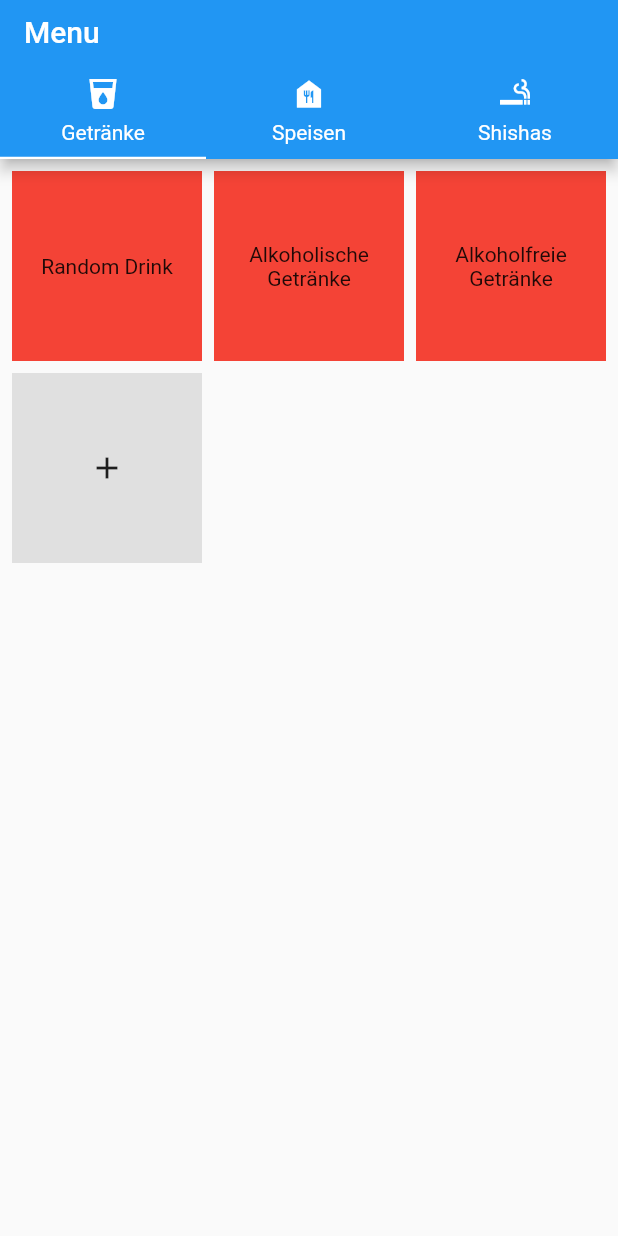
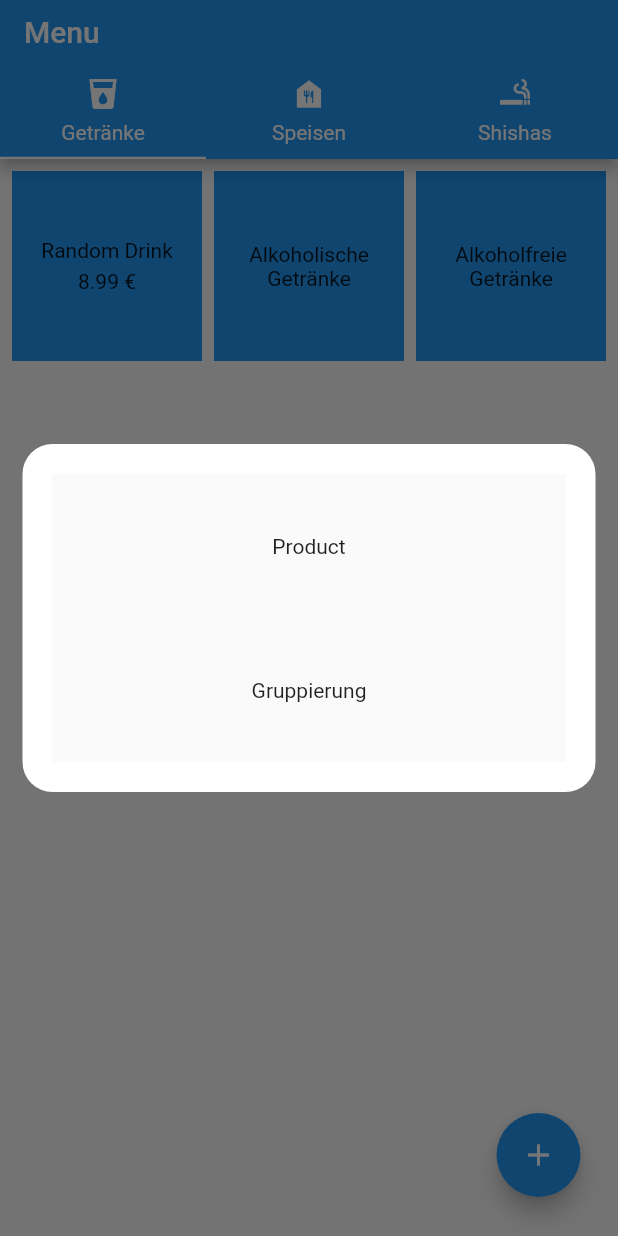
Before and after one commit to Tom-Waw/bestellbuch, a Flutter app: the screen it shows after launch, after a tap on the "add" icon, on a phone screen of 412 x 824 dp. Run offline on Flutter 3.47's test engine with Material 2 defaults, Android fonts, the phone set to English and light mode, and no system bars; our stand-ins replace get.

Commit message:
add: adding new product and catalogs

```diff
--- a/lib/src/catalog_feature/catalog.dart
+++ b/lib/src/catalog_feature/catalog.dart
@@ -1,11 +1,15 @@
 import 'package:flutter/material.dart';
 
 abstract class CatalogItem {
-  final int id;
+  static int count = 0;
+
+  late final int id;
   Catalog? _parent;
   final String name;
 
-  CatalogItem(this.id, this.name);
+  CatalogItem(this.name) {
+    id = count++;
+  }
 
   Catalog get parent => _parent!;
   void setParent(Catalog parent) {
@@ -14,10 +18,10 @@ abstract class CatalogItem {
 }
 
 class Catalog extends CatalogItem {
-  final IconData icon;
+  final IconData? icon;
   final List<CatalogItem> items;
 
-  Catalog(super.id, super.name, this.icon, this.items) {
+  Catalog(super.name, this.items, {this.icon}) {
     for (CatalogItem item in items) {
       item._parent = this;
     }
@@ -25,7 +29,7 @@ class Catalog extends CatalogItem {
 }
 
 class Product extends CatalogItem {
-  final double cost;
+  final double price;
 
-  Product(super.id, super.name, this.cost);
+  Product(super.name, this.price);
 }
--- a/lib/src/catalog_feature/catalog_page.dart
+++ b/lib/src/catalog_feature/catalog_page.dart
@@ -2,6 +2,7 @@ import 'package:flutter/material.dart';
 import 'package:get/get.dart';
 
 import 'catalog_controller.dart';
+import 'widgets/catalog_dialog.dart';
 import 'widgets/catalog_grid_view.dart';
 import 'widgets/catalog_tabbar.dart';
 
@@ -22,6 +23,24 @@ class CatalogPage extends StatelessWidget {
               ),
             ),
             body: const CatalogGridView(),
-          ));
+            floatingActionButtonLocation:
+                FloatingActionButtonLocation.centerFloat,
+            floatingActionButton: Padding(
+              padding: const EdgeInsets.symmetric(horizontal: 25, vertical: 10),
+              child: Row(
+                children: [
+                  if (!CatalogController.to.isRoot)
+                    FloatingActionButton(
+                      onPressed: () => CatalogController.to.back(),
+                      child: const Icon(Icons.arrow_back),
+                    ),
+                  const Spacer(),
+                  FloatingActionButton(
+                    onPressed: () => Get.dialog(const CatalogDialog()),
+                    child: const Icon(Icons.add),
+                  ),
+                ],
+              ),
+            )));
   }
 }
--- /dev/null
+++ b/lib/src/catalog_feature/widgets/catalog_dialog.dart
@@ -0,0 +1,69 @@
+import 'package:flutter/material.dart';
+
+import 'catalog_form.dart';
+import 'product_form.dart';
+
+class CatalogDialog extends StatefulWidget {
+  const CatalogDialog({super.key});
+
+  @override
+  State<CatalogDialog> createState() => _CatalogDialogState();
+}
+
+class _CatalogDialogState extends State<CatalogDialog> {
+  bool? _isProductForm;
+
+  @override
+  Widget build(BuildContext context) {
+    return Center(
+      child: Padding(
+        padding: const EdgeInsets.symmetric(horizontal: 15.0),
+        child: Wrap(children: [
+          Container(
+            decoration: const BoxDecoration(
+              color: Colors.white,
+              borderRadius: BorderRadius.all(
+                Radius.circular(20),
+              ),
+            ),
+            child: Padding(
+              padding: const EdgeInsets.all(20.0),
+              child: Material(
+                child: Column(
+                  crossAxisAlignment: CrossAxisAlignment.stretch,
+                  children: [
+                    if (_isProductForm == null) ...[
+                      InkWell(
+                        onTap: () => setState(() {
+                          _isProductForm = true;
+                        }),
+                        child: const Padding(
+                          padding: EdgeInsets.symmetric(vertical: 40.0),
+                          child: Text("Product", textAlign: TextAlign.center),
+                        ),
+                      ),
+                      InkWell(
+                        onTap: () => setState(() {
+                          _isProductForm = false;
+                        }),
+                        child: const Padding(
+                          padding: EdgeInsets.symmetric(vertical: 40.0),
+                          child:
+                              Text("Gruppierung", textAlign: TextAlign.center),
+                        ),
+                      ),
+                    ],
+                    if (_isProductForm != null)
+                      _isProductForm!
+                          ? const ProductForm()
+                          : const CatalogForm()
+                  ],
+                ),
+              ),
+            ),
+          ),
+        ]),
+      ),
+    );
+  }
+}
--- a/lib/src/catalog_feature/widgets/catalog_grid_view.dart
+++ b/lib/src/catalog_feature/widgets/catalog_grid_view.dart
@@ -14,26 +14,9 @@ class CatalogGridView extends StatelessWidget {
           crossAxisCount: 3,
           crossAxisSpacing: 8.0,
           mainAxisSpacing: 8.0,
-          children: [
-            if (!CatalogController.to.isRoot)
-              InkWell(
-                onTap: () => CatalogController.to.back(),
-                child: Ink(
-                  color: Colors.grey[300],
-                  child: const Center(child: Icon(Icons.arrow_back)),
-                ),
-              ),
-            ...CatalogController.to.current.items
-                .map((item) => CatalogItemBox(item: item))
-                .toList(),
-            InkWell(
-              onTap: () {},
-              child: Ink(
-                color: Colors.grey[300],
-                child: const Center(child: Icon(Icons.add)),
-              ),
-            )
-          ],
+          children: CatalogController.to.current.items
+              .map((item) => CatalogItemBox(item: item))
+              .toList(),
         ));
   }
 }
--- a/lib/src/catalog_feature/widgets/catalog_item_box.dart
+++ b/lib/src/catalog_feature/widgets/catalog_item_box.dart
@@ -1,5 +1,4 @@
 import 'package:flutter/material.dart';
-import 'package:get/get.dart';
 
 import '../catalog_controller.dart';
 import '../catalog.dart';
@@ -11,15 +10,25 @@ class CatalogItemBox extends StatelessWidget {
 
   @override
   Widget build(BuildContext context) {
-    final controller = Get.find<CatalogController>();
-
     return GestureDetector(
-      onTap: () => controller.select(item),
+      onTap: () => CatalogController.to.select(item),
       child: Container(
         decoration: const BoxDecoration(
-          color: Colors.red,
+          color: Colors.blue,
         ),
-        child: Center(child: Text(item.name, textAlign: TextAlign.center)),
+        child: Column(
+          mainAxisAlignment: MainAxisAlignment.center,
+          children: [
+            Text(item.name, textAlign: TextAlign.center),
+            if (item is Product) ...[
+              const SizedBox(height: 5),
+              Text(
+                "${(item as Product).price.toStringAsFixed(2)} €",
+                textAlign: TextAlign.center,
+              ),
+            ],
+          ],
+        ),
       ),
     );
   }
```
Also changed, not shown: lib/src/catalog_feature/catalog_controller.dart (+7 -3 lines), lib/src/catalog_feature/catalog_service.dart (+22 -15 lines), lib/src/catalog_feature/widgets/catalog_form.dart (added, +55 -0 lines), lib/src/catalog_feature/widgets/product_form.dart (added, +77 -0 lines).
